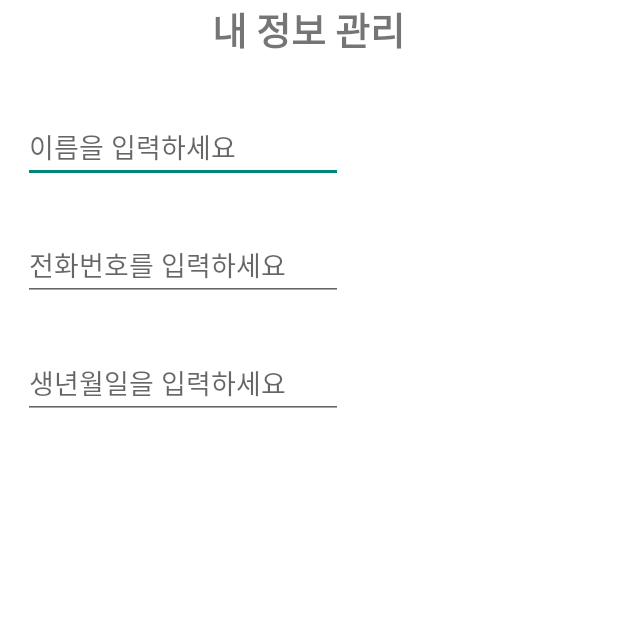
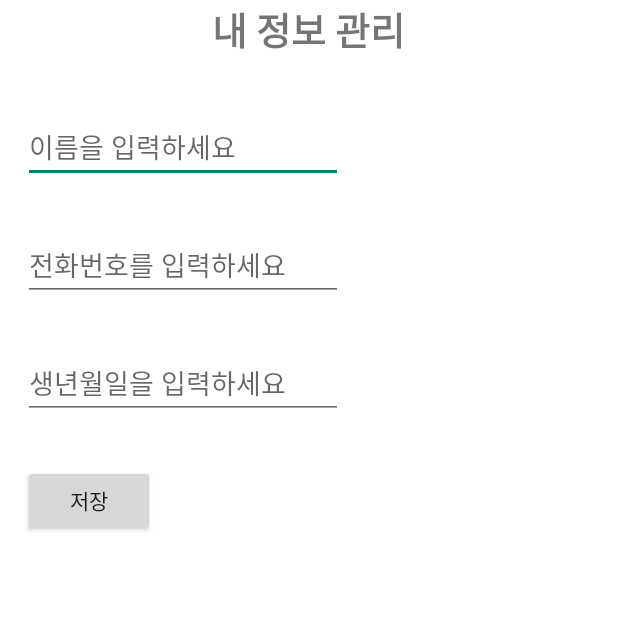
Before and after one commit to byeongjun98/Happy-Pet, an Android app: the InmyInfoActivity screen opened directly, with no data from a screen before it, on a phone screen of 412 x 824 dp, the top half of it. Run offline under Robolectric (Android 15) with nearby library versions, the light colour scheme and no system bars.

Commit message:
23.05.10 내 정보 관리 구현

```diff
--- a/app/src/main/java/com/example/happypet/DatabaseHelper.java
+++ b/app/src/main/java/com/example/happypet/DatabaseHelper.java
@@ -68,6 +68,11 @@ public class DatabaseHelper extends SQLiteOpenHelper {
                 " expiration_period text, " +
                 " card_type text)";
 
+        String my_info_sql = "create table if not exists my_info(" +
+                " user_name text PRIMARY KEY , " +
+                " user_tel text, " +
+                " user_birth text)";
+
 //        String insert_sql1 = "insert into " + "information"
 //                + "(p_id, title, content) "
 //                + " values "
@@ -93,6 +98,8 @@ public class DatabaseHelper extends SQLiteOpenHelper {
         sqLiteDatabase.execSQL(comment_create_sql);
         sqLiteDatabase.execSQL(doctor_create_sql);
         sqLiteDatabase.execSQL(credit_create_sql);
+        sqLiteDatabase.execSQL(my_info_sql);
+
 
 //        database.execSQL(insert_sql1);
 //        database.execSQL(insert_sql2);
--- a/app/src/main/java/com/example/happypet/InmyInfoActivity.java
+++ b/app/src/main/java/com/example/happypet/InmyInfoActivity.java
@@ -1,11 +1,98 @@
 package com.example.happypet;
 
 import android.app.Activity;
+import android.database.Cursor;
+import android.database.sqlite.SQLiteDatabase;
+import android.opengl.Visibility;
 import android.os.Bundle;
+import android.view.View;
+import android.widget.Button;
+import android.widget.EditText;
+import android.widget.LinearLayout;
+import android.widget.TextView;
+import android.widget.Toast;
 
 public class InmyInfoActivity extends Activity {
+    DatabaseHelper dbHelper;
+
+    SQLiteDatabase database;
+
+    TextView user_phone_number_on, user_birth_day_on, user_name_on;
+    EditText user_name;
+    EditText user_tel;
+    EditText user_birth;
+
+    LinearLayout my_info_top, my_info_bottom;
+
+
+
     protected void onCreate(Bundle savedInstanceState) {
         super.onCreate(savedInstanceState);
         setContentView(R.layout.inmyinfo);
+
+        dbHelper = DatabaseHelper.getDatabaseHelper(this);
+
+        database = dbHelper.getWritableDatabase();
+
+        user_name = findViewById(R.id.user_name);
+        user_tel = findViewById(R.id.user_phone_number);
+        user_birth = findViewById(R.id.user_birth_day);
+        user_phone_number_on = findViewById(R.id.user_phone_number_on);
+        user_birth_day_on = findViewById(R.id.user_birth_day_on);
+        user_name_on = findViewById(R.id.user_name_on);
+
+        my_info_top = findViewById(R.id.my_info_top);
+        my_info_bottom = findViewById(R.id.my_info_bottom);
+
+        Button button = findViewById(R.id.my_info_insert_button);
+        button.setOnClickListener(new View.OnClickListener() {
+            @Override
+            public void onClick(View view) {
+
+//                if(user_name == null){
+//                    Toast.makeText(getApplicationContext(),"이름을 입력해주세요", Toast.LENGTH_SHORT).show();
+//                } else if (user_tel == null) {
+//                    Toast.makeText(getApplicationContext(),"전화번호를 입력해주세요", Toast.LENGTH_SHORT).show();
+//                } else if (user_birth == null) {
+//                    Toast.makeText(getApplicationContext(),"생년월일을 입력해주세요", Toast.LENGTH_SHORT).show();
+//                }
+
+                String username = user_name.getText().toString();
+                String usertel = user_tel.getText().toString();
+                String userbirth = user_birth.getText().toString();
+
+                String my_info_sql = " insert into " + "my_info" + "(user_name, user_tel, user_birth) " +
+                        "values" +
+                        " ('" + username + "', '" + usertel + "','" + userbirth + "') ";
+                database.execSQL(my_info_sql);
+                select_my_info();
+            }
+
+        });
+
+        select_my_info();
+
+    }
+    void select_my_info(){
+        String select_my_info = " select * from my_info";
+        Cursor cursor = database.rawQuery(select_my_info, null);
+        if(cursor.getCount() != 0) {
+            my_info_bottom.setVisibility(View.VISIBLE);
+            my_info_top.setVisibility(View.GONE);
+            cursor.moveToNext();
+
+            String user_name = cursor.getString(0);
+            String user_tel = cursor.getString(1);
+            String user_bir = cursor.getString(2);
+
+            user_name_on.setText(user_name);
+            user_phone_number_on.setText(user_tel);
+            user_birth_day_on.setText(user_bir);
+
+        }
+        else{
+            return;
+        }
+
     }
 }
--- a/app/src/main/res/layout/inmyinfo.xml
+++ b/app/src/main/res/layout/inmyinfo.xml
@@ -1,12 +1,14 @@
 <LinearLayout xmlns:android="http://schemas.android.com/apk/res/android"
     android:layout_width="match_parent"
     android:layout_height="match_parent"
-    android:orientation="vertical"
-    android:background="@color/white">
+    android:background="@color/white"
+    android:orientation="vertical">
+
     <LinearLayout
         android:layout_width="match_parent"
         android:layout_height="wrap_content"
         android:orientation="vertical">
+
         <RelativeLayout
             android:layout_width="match_parent"
             android:layout_height="wrap_content"
@@ -23,17 +25,21 @@
         </RelativeLayout>
 
 
+    </LinearLayout>
 
-</LinearLayout>
+    <LinearLayout
+        android:layout_width="match_parent"
+        android:layout_height="wrap_content"
+        android:layout_weight="1"
+        android:orientation="vertical">
+
         <LinearLayout
             android:layout_width="match_parent"
             android:layout_height="wrap_content"
             android:orientation="vertical"
-        android:layout_weight="1"
-        >
-
+            android:id="@+id/my_info_top">
             <EditText
-            android:id="@+id/username"
+                android:id="@+id/user_name"
                 android:layout_width="wrap_content"
                 android:layout_height="wrap_content"
                 android:layout_margin="15dp"
@@ -45,7 +51,7 @@
                 />
 
             <EditText
-            android:id="@+id/userphonenuber"
+                android:id="@+id/user_phone_number"
                 android:layout_width="wrap_content"
                 android:layout_height="wrap_content"
                 android:layout_margin="15dp"
@@ -57,16 +63,73 @@
                 />
 
             <EditText
-            android:id="@+id/userbirthday"
+                android:id="@+id/user_birth_day"
                 android:layout_width="wrap_content"
                 android:layout_height="wrap_content"
                 android:layout_margin="15dp"
                 android:ems="10"
                 android:hint="생년월일을 입력하세요"
                 android:inputType="textPersonName"
+                android:selectAllOnFocus="true" />
+
+            <Button
+                android:id="@+id/my_info_insert_button"
+                android:layout_width="wrap_content"
+                android:layout_height="wrap_content"
+                android:layout_margin="15dp"
+                android:selectAllOnFocus="true"
+                android:text="저장"
+
+                />
+        </LinearLayout>
+
+
+        <LinearLayout
+            android:layout_width="match_parent"
+            android:layout_height="wrap_content"
+            android:layout_weight="1"
+            android:orientation="vertical"
+            android:id="@+id/my_info_bottom"
+            android:visibility="gone">
+
+            <TextView
+                android:id="@+id/user_name_on"
+                android:layout_width="wrap_content"
+                android:layout_height="wrap_content"
+                android:layout_margin="15dp"
+                android:ems="10"
+                android:hint="이름"
+                android:textSize="15dp"
+
+                android:inputType="textPersonName"
                 android:selectAllOnFocus="true"
 
                 />
+
+            <TextView
+                android:id="@+id/user_phone_number_on"
+                android:layout_width="wrap_content"
+                android:layout_height="wrap_content"
+                android:layout_margin="15dp"
+                android:ems="10"
+                android:hint="전화번호"
+                android:textSize="15dp"
+
+                android:inputType="phone"
+                android:selectAllOnFocus="true"
+
                 />
+
+            <TextView
+                android:id="@+id/user_birth_day_on"
+                android:layout_width="wrap_content"
+                android:layout_height="wrap_content"
+                android:layout_margin="15dp"
+                android:textSize="15dp"
+                android:ems="10"
+                android:hint="생년월일"
+                android:inputType="textPersonName"
+                android:selectAllOnFocus="true" />
         </LinearLayout>
     </LinearLayout>
+</LinearLayout>
```
Lines whose indentation alone changed are shown as unchanged.
